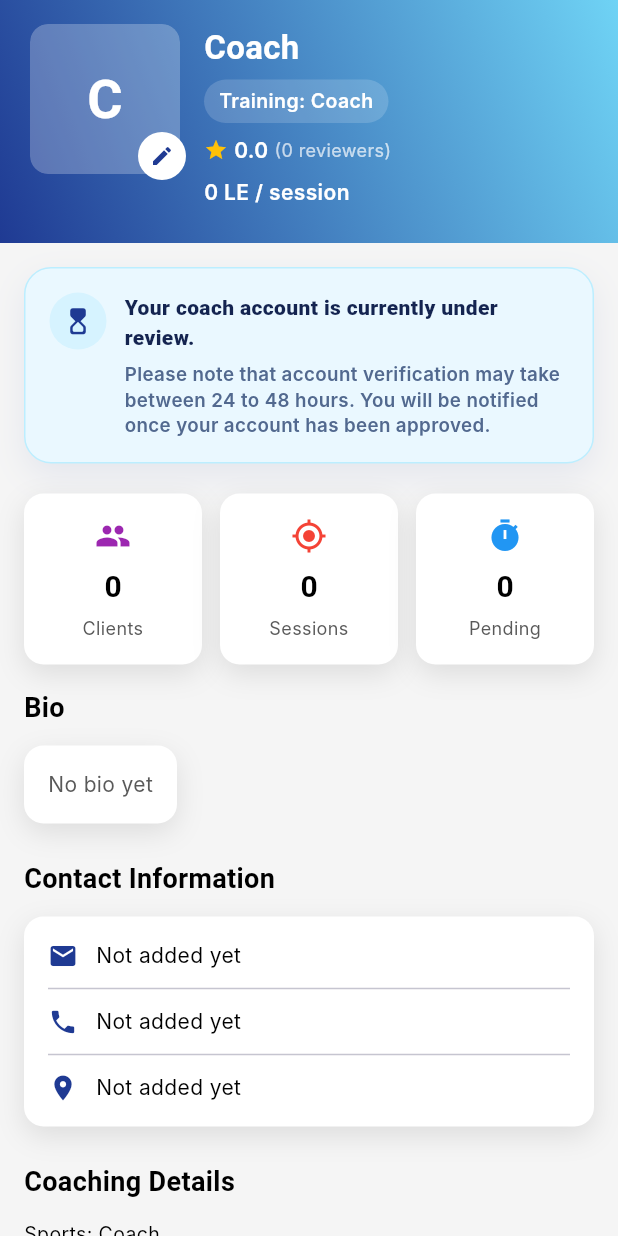
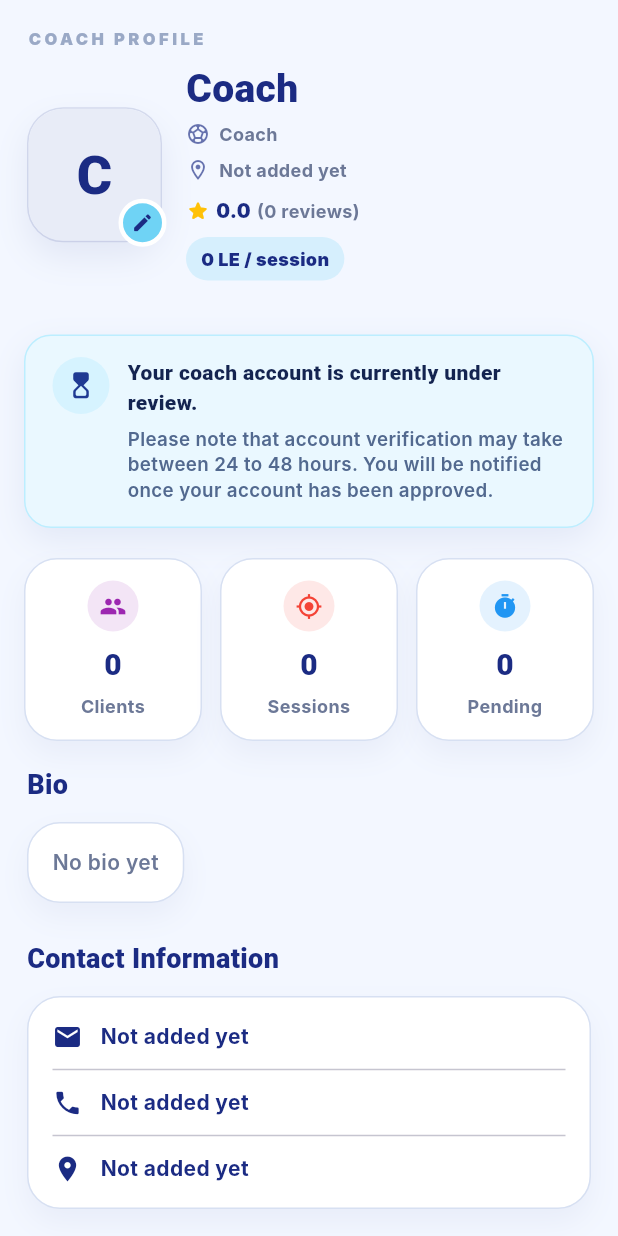
Before and after one commit to SalmaSwydan/maranny2, a Flutter app: the CoachProfileScreen screen opened directly, on a phone screen of 412 x 824 dp. Run offline on Flutter 3.47's test engine with Material 3 defaults, Android fonts, the phone set to English and light mode, and no system bars; our stand-ins replace awesome_dialog, dio, file_picker, flutter_secure_storage, geolocator, image_picker and 1 more; accounts and stored records are empty; network calls fail; Roboto replaces fonts that are missing (Inter, Poppins).

Commit message:
Polish profile screens

```diff
--- a/lib/features/profile/presentation/screens/coach_profile_screen.dart
+++ b/lib/features/profile/presentation/screens/coach_profile_screen.dart
@@ -309,13 +309,13 @@ class _CoachProfileScreenState extends State<CoachProfileScreen> {
   Widget build(BuildContext context) {
     if (_isLoading) {
       return const Scaffold(
-        backgroundColor: Color(0xFFF5F5F5),
+        backgroundColor: Color(0xFFF3F7FF),
         body: Center(child: CircularProgressIndicator()),
       );
     }
 
     return Scaffold(
-      backgroundColor: const Color(0xFFF5F5F5),
+      backgroundColor: const Color(0xFFF3F7FF),
       body: SingleChildScrollView(
         child: Column(
           crossAxisAlignment: CrossAxisAlignment.start,
@@ -353,10 +353,7 @@ class _CoachProfileScreenState extends State<CoachProfileScreen> {
               ),
             const SizedBox(height: 24),
             _buildSectionTitle('Coach Certifications'),
-            Padding(
-              padding: const EdgeInsets.symmetric(horizontal: 16),
-              child: _emptyText(certificationLabel),
-            ),
+            _simpleInfoCard(certificationLabel),
             const SizedBox(height: 24),
           ],
         ),
@@ -367,18 +364,29 @@ class _CoachProfileScreenState extends State<CoachProfileScreen> {
   Widget _buildHeader() {
     return Container(
       decoration: const BoxDecoration(
-        gradient: LinearGradient(
-          begin: Alignment.topRight,
-          end: Alignment.bottomLeft,
-          colors: [Color(0xFF6FD3F5), Color(0xFF1F3A93)],
-        ),
+        color: Color(0xFFF3F7FF),
+        borderRadius: BorderRadius.vertical(bottom: Radius.circular(30)),
       ),
       child: SafeArea(
         bottom: false,
         child: Padding(
-          padding: const EdgeInsets.fromLTRB(20, 16, 20, 24),
-          child: Row(
+          padding: const EdgeInsets.fromLTRB(18, 18, 18, 20),
+          child: Column(
             crossAxisAlignment: CrossAxisAlignment.start,
+            children: [
+              const Text(
+                'COACH PROFILE',
+                style: TextStyle(
+                  color: Color(0xFF9AA9C6),
+                  fontSize: 11,
+                  letterSpacing: 2.3,
+                  fontWeight: FontWeight.w900,
+                  fontFamily: 'Inter',
+                ),
+              ),
+              const SizedBox(height: 12),
+              Row(
+                crossAxisAlignment: CrossAxisAlignment.center,
                 children: [
                   GestureDetector(
                     onTap: () async {
@@ -392,24 +400,42 @@ class _CoachProfileScreenState extends State<CoachProfileScreen> {
                     child: Stack(
                       clipBehavior: Clip.none,
                       children: [
-                    ClipRRect(
-                      borderRadius: BorderRadius.circular(12),
+                        Container(
+                          decoration: BoxDecoration(
+                            borderRadius: BorderRadius.circular(24),
+                            border: Border.all(
+                              color: AppColors.deepBlue.withValues(alpha: 0.13),
+                            ),
+                            boxShadow: [
+                              BoxShadow(
+                                color: AppColors.deepBlue.withValues(
+                                  alpha: 0.08,
+                                ),
+                                blurRadius: 18,
+                                offset: const Offset(0, 10),
+                              ),
+                            ],
+                          ),
+                          child: ClipRRect(
+                            borderRadius: BorderRadius.circular(23),
                             child: _buildProfileImage(),
                           ),
+                        ),
                         Positioned(
-                      bottom: -4,
-                      right: -4,
+                          bottom: -3,
+                          right: -3,
                           child: Container(
                             width: 32,
                             height: 32,
-                        decoration: const BoxDecoration(
-                          color: Colors.white,
+                            decoration: BoxDecoration(
+                              color: AppColors.lightBlue,
                               shape: BoxShape.circle,
+                              border: Border.all(color: Colors.white, width: 3),
                             ),
                             child: const Icon(
-                          Icons.edit,
-                          size: 16,
-                          color: AppColors.primaryBlue,
+                              Icons.edit_rounded,
+                              size: 15,
+                              color: AppColors.deepBlue,
                             ),
                           ),
                         ),
@@ -423,74 +449,79 @@ class _CoachProfileScreenState extends State<CoachProfileScreen> {
                       children: [
                         Text(
                           name,
+                          maxLines: 1,
+                          overflow: TextOverflow.ellipsis,
                           style: const TextStyle(
-                        fontSize: 22,
-                        fontWeight: FontWeight.bold,
+                            fontSize: 26,
+                            fontWeight: FontWeight.w900,
+                            height: 1,
                             fontFamily: 'Poppins',
-                        color: Colors.white,
+                            color: AppColors.deepBlue,
                           ),
                         ),
-                    const SizedBox(height: 6),
-                    Container(
-                      padding: const EdgeInsets.symmetric(
-                        horizontal: 10,
-                        vertical: 5,
-                      ),
-                      decoration: BoxDecoration(
-                        color: Colors.white.withValues(alpha: 0.16),
-                        borderRadius: BorderRadius.circular(999),
-                      ),
-                      child: Text(
+                        const SizedBox(height: 9),
+                        _headerMetaLine(
+                          Icons.sports_soccer_outlined,
                           sportsLabel == 'No sports yet'
                               ? 'Training not selected yet'
-                            : 'Training: $sportsLabel',
-                        maxLines: 2,
-                        overflow: TextOverflow.ellipsis,
-                        style: const TextStyle(
-                          fontSize: 13,
-                          fontFamily: 'Inter',
-                          fontWeight: FontWeight.w600,
-                          color: Colors.white,
+                              : sportsLabel,
                         ),
-                      ),
-                    ),
-                    const SizedBox(height: 8),
+                        const SizedBox(height: 7),
+                        _headerMetaLine(Icons.location_on_outlined, location),
+                        const SizedBox(height: 9),
                         Row(
                           children: [
-                        const Icon(Icons.star, color: Colors.amber, size: 16),
+                            const Icon(
+                              Icons.star_rounded,
+                              color: Colors.amber,
+                              size: 16,
+                            ),
                             const SizedBox(width: 4),
                             Text(
                               _averageRating.toStringAsFixed(1),
                               style: const TextStyle(
-                            fontSize: 14,
-                            fontWeight: FontWeight.w600,
+                                fontSize: 13,
+                                fontWeight: FontWeight.w900,
                                 fontFamily: 'Inter',
-                            color: Colors.white,
+                                color: AppColors.deepBlue,
                               ),
                             ),
                             const SizedBox(width: 4),
                             Text(
-                          '($_totalReviews reviewers)',
+                              '($_totalReviews reviews)',
                               style: const TextStyle(
                                 fontSize: 12,
+                                fontWeight: FontWeight.w700,
                                 fontFamily: 'Inter',
-                            color: Colors.white70,
+                                color: Color(0xFF6C7897),
                               ),
                             ),
                           ],
                         ),
                         const SizedBox(height: 8),
-                    Text(
+                        Container(
+                          padding: const EdgeInsets.symmetric(
+                            horizontal: 10,
+                            vertical: 6,
+                          ),
+                          decoration: BoxDecoration(
+                            color: AppColors.lightBlue.withValues(alpha: 0.22),
+                            borderRadius: BorderRadius.circular(999),
+                          ),
+                          child: Text(
                             '$price / session',
                             style: const TextStyle(
-                        fontSize: 14,
-                        fontWeight: FontWeight.w600,
+                              fontSize: 12,
+                              fontWeight: FontWeight.w900,
                               fontFamily: 'Inter',
-                        color: Colors.white,
+                              color: AppColors.deepBlue,
+                            ),
                           ),
                         ),
                       ],
                     ),
+                  ),
+                ],
               ),
             ],
           ),
@@ -499,10 +530,32 @@ class _CoachProfileScreenState extends State<CoachProfileScreen> {
     );
   }
 
+  Widget _headerMetaLine(IconData icon, String text) {
+    return Row(
+      children: [
+        Icon(icon, color: AppColors.deepBlue.withValues(alpha: 0.65), size: 16),
+        const SizedBox(width: 6),
+        Expanded(
+          child: Text(
+            text,
+            maxLines: 1,
+            overflow: TextOverflow.ellipsis,
+            style: const TextStyle(
+              color: Color(0xFF6C7897),
+              fontSize: 12,
+              fontWeight: FontWeight.w700,
+              fontFamily: 'Inter',
+            ),
+          ),
+        ),
+      ],
+    );
+  }
+
   Widget _buildVerificationNotice() {
     return Container(
       margin: const EdgeInsets.fromLTRB(16, 16, 16, 4),
-      padding: const EdgeInsets.all(16),
+      padding: const EdgeInsets.fromLTRB(18, 14, 18, 16),
       decoration: BoxDecoration(
         color: const Color(0xFFEAF8FF),
         borderRadius: BorderRadius.circular(18),
@@ -603,7 +656,7 @@ class _CoachProfileScreenState extends State<CoachProfileScreen> {
               : shownBio);
 
     return Container(
-      margin: const EdgeInsets.symmetric(horizontal: 16),
+      margin: const EdgeInsets.symmetric(horizontal: 18),
       padding: const EdgeInsets.all(16),
       decoration: _cardDecoration(),
       child: Column(
@@ -614,7 +667,9 @@ class _CoachProfileScreenState extends State<CoachProfileScreen> {
             style: const TextStyle(
               fontSize: 14,
               fontFamily: 'Inter',
-              color: AppColors.textSecondary,
+              color: Color(0xFF6C7897),
+              height: 1.45,
+              fontWeight: FontWeight.w600,
             ),
           ),
           if (shownBio.length > 150) ...[
@@ -627,7 +682,7 @@ class _CoachProfileScreenState extends State<CoachProfileScreen> {
                   fontSize: 14,
                   fontFamily: 'Inter',
                   fontWeight: FontWeight.w600,
-                  color: AppColors.primaryBlue,
+                  color: AppColors.deepBlue,
                 ),
               ),
             ),
@@ -639,7 +694,7 @@ class _CoachProfileScreenState extends State<CoachProfileScreen> {
 
   Widget _buildContactCard() {
     return Container(
-      margin: const EdgeInsets.symmetric(horizontal: 16),
+      margin: const EdgeInsets.symmetric(horizontal: 18),
       padding: const EdgeInsets.all(16),
       decoration: _cardDecoration(),
       child: Column(
@@ -658,8 +713,10 @@ class _CoachProfileScreenState extends State<CoachProfileScreen> {
   }
 
   Widget _buildCoachingDetails() {
-    return Padding(
-      padding: const EdgeInsets.symmetric(horizontal: 16),
+    return Container(
+      margin: const EdgeInsets.symmetric(horizontal: 18),
+      padding: const EdgeInsets.all(16),
+      decoration: _cardDecoration(),
       child: Column(
         crossAxisAlignment: CrossAxisAlignment.start,
         children: [
@@ -685,8 +742,8 @@ class _CoachProfileScreenState extends State<CoachProfileScreen> {
         (imageUrl!.startsWith('http://') || imageUrl!.startsWith('https://'))) {
       return Image.network(
         imageUrl!,
-        width: 100,
-        height: 100,
+        width: 88,
+        height: 88,
         fit: BoxFit.cover,
         errorBuilder: (_, __, ___) => _avatarBox(),
       );
@@ -697,19 +754,20 @@ class _CoachProfileScreenState extends State<CoachProfileScreen> {
 
   Widget _avatarBox() {
     return Container(
-      width: 100,
-      height: 100,
+      width: 88,
+      height: 88,
       decoration: BoxDecoration(
-        color: Colors.white.withValues(alpha: 0.25),
-        borderRadius: BorderRadius.circular(12),
+        color: const Color(0xFFE8ECF7),
+        borderRadius: BorderRadius.circular(23),
       ),
       child: Center(
         child: Text(
           name.isNotEmpty ? name[0].toUpperCase() : 'C',
           style: const TextStyle(
-            color: Colors.white,
+            color: AppColors.deepBlue,
             fontSize: 36,
-            fontWeight: FontWeight.bold,
+            fontWeight: FontWeight.w900,
+            fontFamily: 'Poppins',
           ),
         ),
       ),
@@ -718,14 +776,14 @@ class _CoachProfileScreenState extends State<CoachProfileScreen> {
 
   Widget _buildSectionTitle(String title) {
     return Padding(
-      padding: const EdgeInsets.fromLTRB(16, 0, 16, 12),
+      padding: const EdgeInsets.fromLTRB(18, 0, 18, 12),
       child: Text(
         title,
         style: const TextStyle(
           fontSize: 18,
-          fontWeight: FontWeight.bold,
+          fontWeight: FontWeight.w900,
           fontFamily: 'Poppins',
-          color: AppColors.textPrimary,
+          color: AppColors.deepBlue,
         ),
       ),
     );
@@ -739,19 +797,27 @@ class _CoachProfileScreenState extends State<CoachProfileScreen> {
   }) {
     return Expanded(
       child: Container(
-        padding: const EdgeInsets.symmetric(vertical: 16, horizontal: 12),
+        padding: const EdgeInsets.symmetric(vertical: 14, horizontal: 10),
         decoration: _cardDecoration(),
         child: Column(
           children: [
-            Icon(icon, color: iconColor, size: 24),
+            Container(
+              width: 34,
+              height: 34,
+              decoration: BoxDecoration(
+                color: iconColor.withValues(alpha: 0.12),
+                shape: BoxShape.circle,
+              ),
+              child: Icon(icon, color: iconColor, size: 18),
+            ),
             const SizedBox(height: 8),
             Text(
               value,
               style: const TextStyle(
                 fontSize: 20,
-                fontWeight: FontWeight.bold,
+                fontWeight: FontWeight.w900,
                 fontFamily: 'Poppins',
-                color: AppColors.textPrimary,
+                color: AppColors.deepBlue,
               ),
             ),
             const SizedBox(height: 4),
@@ -761,7 +827,8 @@ class _CoachProfileScreenState extends State<CoachProfileScreen> {
               style: const TextStyle(
                 fontSize: 12,
                 fontFamily: 'Inter',
-                color: AppColors.textSecondary,
+                color: Color(0xFF6C7897),
+                fontWeight: FontWeight.w700,
               ),
             ),
           ],
@@ -773,7 +840,7 @@ class _CoachProfileScreenState extends State<CoachProfileScreen> {
   Widget _buildContactRow(IconData icon, String text) {
     return Row(
       children: [
-        Icon(icon, color: AppColors.primaryBlue, size: 20),
+        Icon(icon, color: AppColors.deepBlue, size: 20),
         const SizedBox(width: 12),
         Expanded(
           child: Text(
@@ -781,7 +848,8 @@ class _CoachProfileScreenState extends State<CoachProfileScreen> {
             style: const TextStyle(
               fontSize: 14,
               fontFamily: 'Inter',
-              color: AppColors.textPrimary,
+              color: AppColors.deepBlue,
+              fontWeight: FontWeight.w700,
             ),
           ),
         ),
@@ -800,12 +868,23 @@ class _CoachProfileScreenState extends State<CoachProfileScreen> {
     );
   }
 
+  Widget _simpleInfoCard(String text) {
+    return Container(
+      width: double.infinity,
+      margin: const EdgeInsets.symmetric(horizontal: 18),
+      padding: const EdgeInsets.all(16),
+      decoration: _cardDecoration(),
+      child: _emptyText(text),
+    );
+  }
+
   Widget _achievementText(String text) {
     return Text(
       text,
       style: const TextStyle(
         fontSize: 13,
-        color: AppColors.textPrimary,
+        color: AppColors.deepBlue,
+        fontWeight: FontWeight.w700,
         fontFamily: 'Inter',
       ),
     );
@@ -814,12 +893,13 @@ class _CoachProfileScreenState extends State<CoachProfileScreen> {
   BoxDecoration _cardDecoration() {
     return BoxDecoration(
       color: Colors.white,
-      borderRadius: BorderRadius.circular(13),
+      borderRadius: BorderRadius.circular(22),
+      border: Border.all(color: const Color(0xFFD7E0F2)),
       boxShadow: [
         BoxShadow(
-          color: Colors.black.withValues(alpha: 0.10),
-          blurRadius: 15,
-          offset: const Offset(0, 6),
+          color: AppColors.deepBlue.withValues(alpha: 0.05),
+          blurRadius: 16,
+          offset: const Offset(0, 9),
         ),
       ],
     );
```
Also changed, not shown: lib/features/profile/presentation/screens/client_profile.dart (+41 -30 lines), lib/features/profile/widgets/profile_header.dart (+69 -40 lines), lib/features/profile/widgets/profile_stats.dart (+51 -24 lines). Lines whose indentation alone changed are shown as unchanged.
